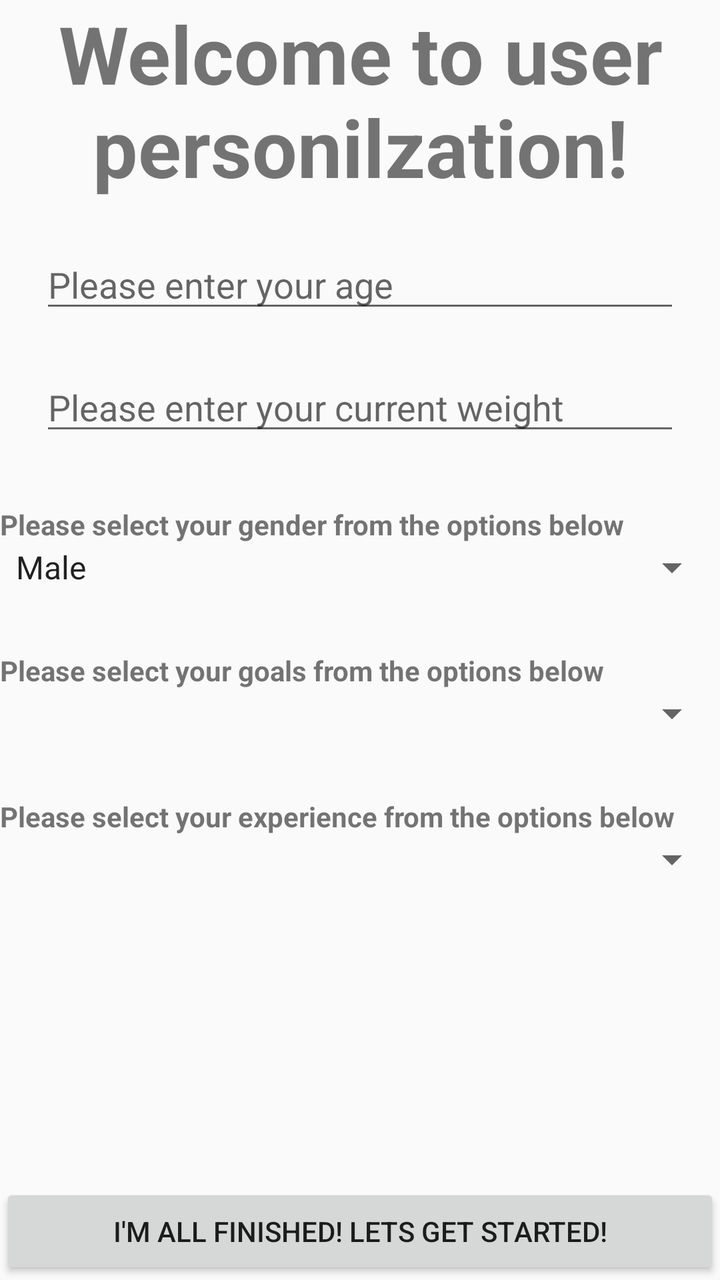
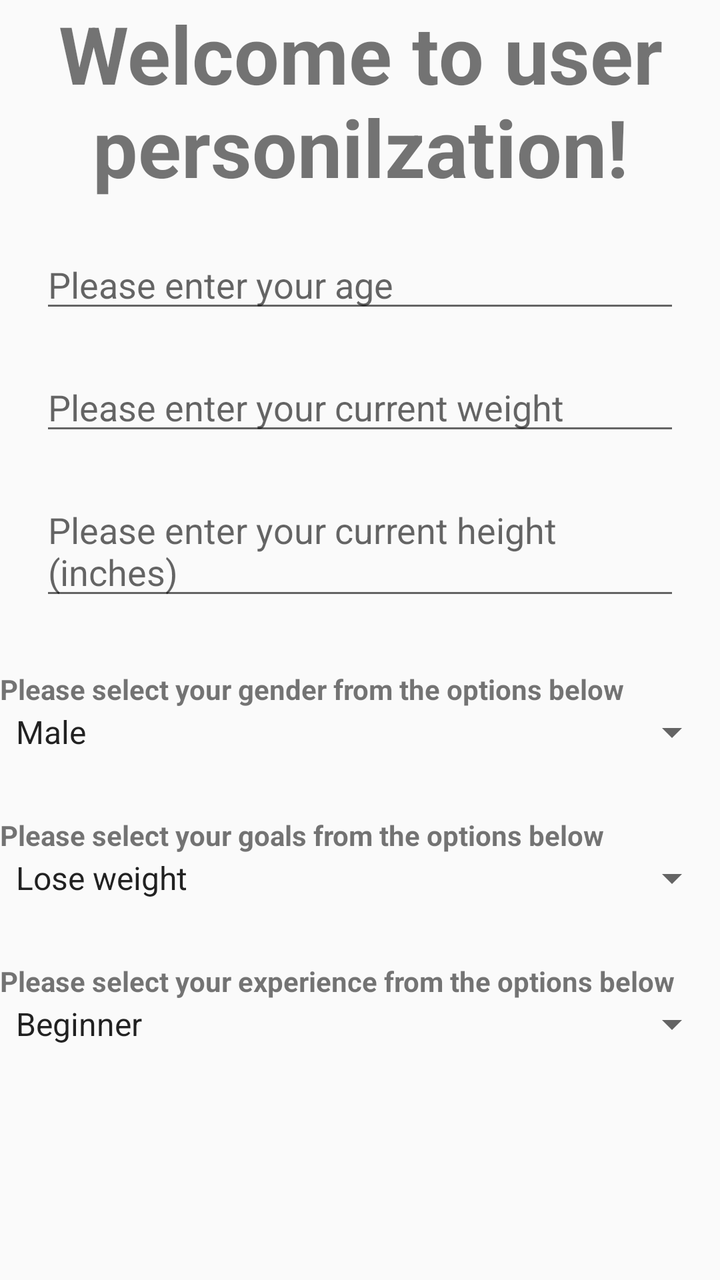

Two renders of the same Android screen: before a commit and after it. Below are the layout's source before the change and the commit's diff.
<!-- AndroidManifest.xml: application theme Theme.AppCompat.Light.NoActionBar -->
<!-- res/layout/activity_userpersonalization.xml -->
<?xml version="1.0" encoding="utf-8"?>
<androidx.constraintlayout.widget.ConstraintLayout xmlns:android="http://schemas.android.com/apk/res/android"
    xmlns:app="http://schemas.android.com/apk/res-auto"
    xmlns:tools="http://schemas.android.com/tools"
    android:id="@+id/main"
    android:layout_width="match_parent"
    android:layout_height="match_parent"
    tools:context=".UserPersonalization">

    <TextView
        android:id="@+id/title"
        android:layout_width="wrap_content"
        android:layout_height="wrap_content"
        android:gravity="center"
        android:textStyle="bold"
        android:textSize="40sp"
        app:layout_constraintStart_toStartOf="parent"
        app:layout_constraintEnd_toEndOf="parent"
        android:text="@string/userpersonalization"/>

    <EditText
        android:id="@+id/age"
        android:layout_width="0dp"
        android:layout_height="wrap_content"
        android:hint="@string/agehint"
        android:layout_margin="20dp"
        app:layout_constraintTop_toBottomOf="@+id/title"

        app:layout_constraintStart_toStartOf="parent"
        app:layout_constraintEnd_toEndOf="parent"/>

    <EditText
        android:id="@+id/weight"
        android:layout_width="0dp"
        android:layout_height="wrap_content"
        android:hint="@string/weighthint"
        android:layout_margin="20dp"
        app:layout_constraintTop_toBottomOf="@id/age"
        app:layout_constraintStart_toStartOf="parent"
        app:layout_constraintEnd_toEndOf="parent"/>

    <TextView
        android:id="@+id/gender"
        android:layout_width="match_parent"
        android:layout_height="wrap_content"
        android:text="@string/genderhint"
        android:textStyle="bold"
        android:layout_gravity="center"
        app:layout_constraintTop_toBottomOf="@id/weight"
        android:layout_marginTop="30dp"/>



    <Spinner
        android:id="@+id/spinnerGender"
        android:layout_width="match_parent"
        android:layout_height="wrap_content"
        app:layout_constraintTop_toBottomOf="@+id/gender"
        app:layout_constraintStart_toStartOf="parent"
        app:layout_constraintEnd_toEndOf="parent"

        android:entries="@array/gender_options"
        />

    <TextView
        android:id="@+id/goal"
        android:layout_width="match_parent"
        android:layout_height="wrap_content"
        android:text="@string/goalhint"
        android:textStyle="bold"
        android:layout_gravity="center"
        app:layout_constraintTop_toBottomOf="@id/spinnerGender"
        android:layout_marginTop="30dp"/>

    <Spinner
        android:id="@+id/spinnerGoal"
        android:layout_width="match_parent"
        android:layout_height="wrap_content"
        app:layout_constraintTop_toBottomOf="@+id/goal"/>

    <TextView
        android:id="@+id/experience"
        android:layout_width="match_parent"
        android:layout_height="wrap_content"
        android:text="@string/exphint"
        android:textStyle="bold"
        android:layout_gravity="center"
        app:layout_constraintTop_toBottomOf="@id/spinnerGoal"
        android:layout_marginTop="30dp"/>

    <Spinner
        android:id="@+id/spinnerExperience"
        android:layout_width="match_parent"
        android:layout_height="wrap_content"
        app:layout_constraintTop_toBottomOf="@+id/experience"/>

    <Button
        android:layout_width="match_parent"
        android:layout_height="wrap_content"
        android:layout_marginTop="150dp"
        android:text="@string/completepersonalization"
        app:layout_constraintTop_toBottomOf="@id/spinnerExperience"/>

</androidx.constraintlayout.widget.ConstraintLayout>
<!-- resources referenced by this layout -->
<resources>
  <string-array name="gender_options">
          <item>Male</item>
          <item>Female</item>
          <item>Non-binary</item>
          <item>Prefer not to say</item>
      </string-array>
  <string name="agehint">Please enter your age</string>
  <string name="completepersonalization">I\'m all finished! Lets get started!</string>
  <string name="exphint">Please select your experience from the options below</string>
  <string name="genderhint">Please select your gender from the options below</string>
  <string name="goalhint">Please select your goals from the options below</string>
  <string name="userpersonalization">Welcome to user personilzation!</string>
  <string name="weighthint">Please enter your current weight</string>
</resources>

<!-- the commit's change to res/layout/activity_userpersonalization.xml (unified diff, before → after) -->
@@ -19,7 +19,7 @@
         android:text="@string/userpersonalization"/>
 
     <EditText
-        android:id="@+id/age"
+        android:id="@+id/editAge"
         android:layout_width="0dp"
         android:layout_height="wrap_content"
         android:hint="@string/agehint"
@@ -30,32 +30,43 @@
         app:layout_constraintEnd_toEndOf="parent"/>
 
     <EditText
-        android:id="@+id/weight"
+        android:id="@+id/editWeight"
         android:layout_width="0dp"
         android:layout_height="wrap_content"
         android:hint="@string/weighthint"
         android:layout_margin="20dp"
-        app:layout_constraintTop_toBottomOf="@id/age"
+        app:layout_constraintTop_toBottomOf="@id/editAge"
+        app:layout_constraintStart_toStartOf="parent"
+        app:layout_constraintEnd_toEndOf="parent"/>
+
+    <EditText
+        android:id="@+id/editHeight"
+        android:layout_width="0dp"
+        android:layout_height="wrap_content"
+        android:hint="@string/ageheight"
+        android:layout_margin="20dp"
+        app:layout_constraintTop_toBottomOf="@+id/editWeight"
+
         app:layout_constraintStart_toStartOf="parent"
         app:layout_constraintEnd_toEndOf="parent"/>
 
     <TextView
-        android:id="@+id/gender"
+        android:id="@+id/editGender"
         android:layout_width="match_parent"
         android:layout_height="wrap_content"
         android:text="@string/genderhint"
         android:textStyle="bold"
         android:layout_gravity="center"
-        app:layout_constraintTop_toBottomOf="@id/weight"
+        app:layout_constraintTop_toBottomOf="@id/editHeight"
         android:layout_marginTop="30dp"/>
 
 
 
     <Spinner
-        android:id="@+id/spinnerGender"
+        android:id="@+id/editspinnerGender"
         android:layout_width="match_parent"
         android:layout_height="wrap_content"
-        app:layout_constraintTop_toBottomOf="@+id/gender"
+        app:layout_constraintTop_toBottomOf="@+id/editGender"
         app:layout_constraintStart_toStartOf="parent"
         app:layout_constraintEnd_toEndOf="parent"
 
@@ -69,36 +80,40 @@
         android:text="@string/goalhint"
         android:textStyle="bold"
         android:layout_gravity="center"
-        app:layout_constraintTop_toBottomOf="@id/spinnerGender"
+        app:layout_constraintTop_toBottomOf="@id/editspinnerGender"
         android:layout_marginTop="30dp"/>
 
     <Spinner
-        android:id="@+id/spinnerGoal"
+        android:id="@+id/editSpinnerGoal"
         android:layout_width="match_parent"
         android:layout_height="wrap_content"
-        app:layout_constraintTop_toBottomOf="@+id/goal"/>
+        app:layout_constraintTop_toBottomOf="@+id/goal"
+        android:entries="@array/goal_options"
+        />
 
     <TextView
-        android:id="@+id/experience"
+        android:id="@+id/editExperience"
         android:layout_width="match_parent"
         android:layout_height="wrap_content"
         android:text="@string/exphint"
         android:textStyle="bold"
         android:layout_gravity="center"
-        app:layout_constraintTop_toBottomOf="@id/spinnerGoal"
+        app:layout_constraintTop_toBottomOf="@id/editSpinnerGoal"
         android:layout_marginTop="30dp"/>
 
     <Spinner
-        android:id="@+id/spinnerExperience"
+        android:id="@+id/editSpinnerExperience"
         android:layout_width="match_parent"
         android:layout_height="wrap_content"
-        app:layout_constraintTop_toBottomOf="@+id/experience"/>
+        app:layout_constraintTop_toBottomOf="@+id/editExperience"
+        android:entries="@array/experience_options"/>
 
     <Button
+        android:id="@+id/userpersonalcontinue"
         android:layout_width="match_parent"
         android:layout_height="wrap_content"
         android:layout_marginTop="150dp"
         android:text="@string/completepersonalization"
-        app:layout_constraintTop_toBottomOf="@id/spinnerExperience"/>
+        app:layout_constraintTop_toBottomOf="@id/editSpinnerExperience"/>
 
 </androidx.constraintlayout.widget.ConstraintLayout>
<!-- resource entries referenced after the edit -->
@@ -1,11 +1,24 @@
 <!-- resources referenced by this layout -->
 <resources>
+  <string-array name="experience_options">
+          <item>Beginner</item>
+          <item>Intermediate</item>
+          <item>Advanced</item>
+      </string-array>
   <string-array name="gender_options">
           <item>Male</item>
           <item>Female</item>
           <item>Non-binary</item>
           <item>Prefer not to say</item>
       </string-array>
+  <string-array name="goal_options">
+          <item>Lose weight</item>
+          <item>Build muscle</item>
+          <item>Increase strength</item>
+          <item>Improve endurance</item>
+          <item>General fitness</item>
+      </string-array>
+  <string name="ageheight">Please enter your current height (inches)</string>
   <string name="agehint">Please enter your age</string>
   <string name="completepersonalization">I\'m all finished! Lets get started!</string>
   <string name="exphint">Please select your experience from the options below</string>
